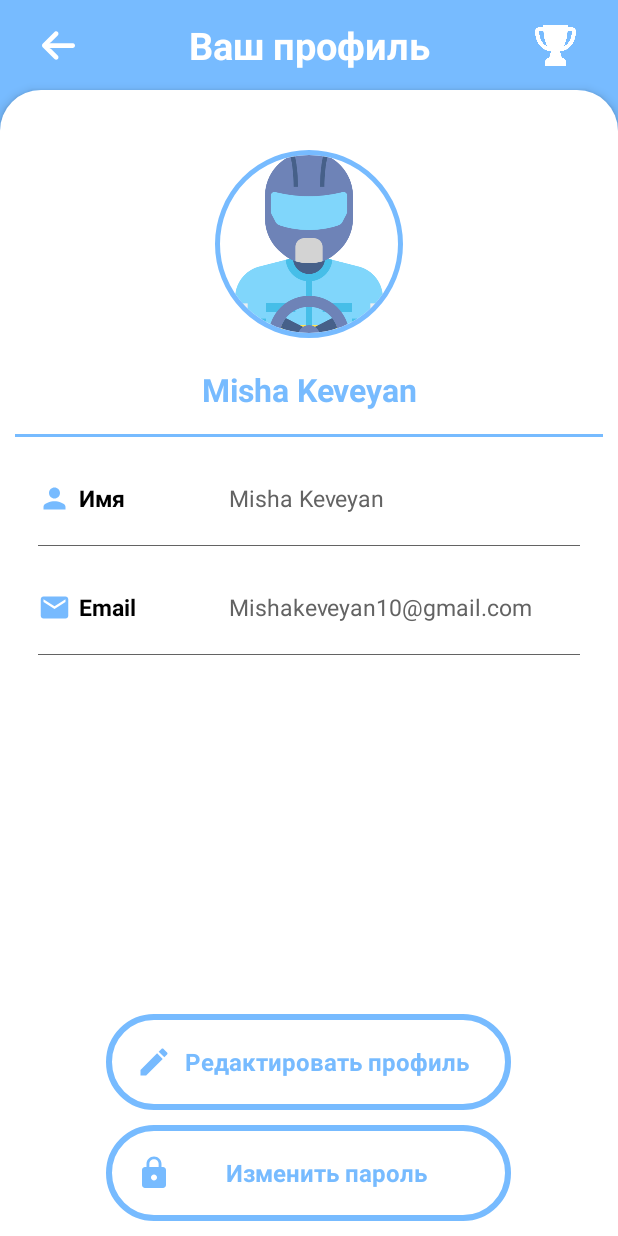
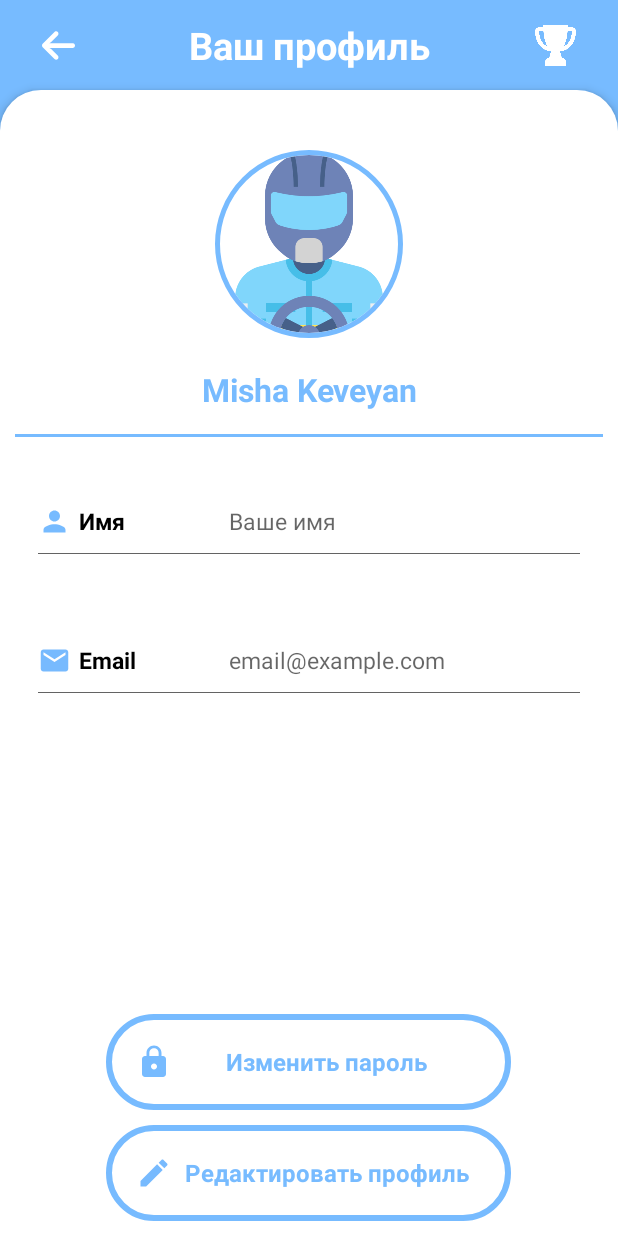
Before and after one commit to Mish9Keveyan/Drive_Smart, an Android app: the screen it shows after launch once a user with an empty profile is signed in (AccountActivity), after a tap on an icon or button, on a phone screen of 412 x 824 dp. Run offline under Robolectric (Android 15) with nearby library versions, the light colour scheme and no system bars; our stand-ins replace CircleImageView, Firebase (no records; nobody signed in at launch, a user with empty details on screens opened directly).

Commit message:
Bug fixing

```diff
--- a/app/src/main/java/com/example/learntodrive/AccountActivity.java
+++ b/app/src/main/java/com/example/learntodrive/AccountActivity.java
@@ -2,6 +2,7 @@ package com.example.learntodrive;
 
 import androidx.appcompat.app.AppCompatActivity;
 
+import android.content.pm.ActivityInfo;
 import android.os.Bundle;
 import android.view.View;
 import android.widget.ImageView;
@@ -14,6 +15,7 @@ public class AccountActivity extends AppCompatActivity {
     protected void onCreate(Bundle savedInstanceState) {
         super.onCreate(savedInstanceState);
         setContentView(R.layout.activity_account);
+        setRequestedOrientation(ActivityInfo.SCREEN_ORIENTATION_PORTRAIT);
 
         findViewById(R.id.imageViewQuizOption).setOnClickListener(new View.OnClickListener() {
             @Override
--- a/app/src/main/java/com/example/learntodrive/Activity_splash_screen.java
+++ b/app/src/main/java/com/example/learntodrive/Activity_splash_screen.java
@@ -3,6 +3,7 @@ package com.example.learntodrive;
 import androidx.appcompat.app.AppCompatActivity;
 
 import android.content.Intent;
+import android.content.pm.ActivityInfo;
 import android.os.Build;
 import android.os.Bundle;
 import android.os.Handler;
@@ -13,6 +14,7 @@ public class Activity_splash_screen extends AppCompatActivity {
     protected void onCreate(Bundle savedInstanceState) {
         super.onCreate(savedInstanceState);
         setContentView(R.layout.activity_splash_screen);
+        setRequestedOrientation(ActivityInfo.SCREEN_ORIENTATION_PORTRAIT);
 
         new Handler().postDelayed(new Runnable() {
             @Override
--- a/app/src/main/java/com/example/learntodrive/MainActivity.java
+++ b/app/src/main/java/com/example/learntodrive/MainActivity.java
@@ -5,6 +5,7 @@ import androidx.cardview.widget.CardView;
 
 import android.annotation.SuppressLint;
 import android.content.Intent;
+import android.content.pm.ActivityInfo;
 import android.os.Bundle;
 import android.view.View;
 import android.widget.ImageView;
@@ -23,6 +24,7 @@ public class MainActivity extends AppCompatActivity {
     protected void onCreate(Bundle savedInstanceState) {
         super.onCreate(savedInstanceState);
         setContentView(R.layout.activity_main);
+        setRequestedOrientation(ActivityInfo.SCREEN_ORIENTATION_PORTRAIT);
 
 
         TextView tvUsername = findViewById(R.id.tvUsernameHome);
--- a/app/src/main/java/com/example/learntodrive/ResultActivity.java
+++ b/app/src/main/java/com/example/learntodrive/ResultActivity.java
@@ -3,6 +3,7 @@ package com.example.learntodrive;
 import androidx.appcompat.app.AppCompatActivity;
 
 import android.content.Intent;
+import android.content.pm.ActivityInfo;
 import android.os.Bundle;
 import android.view.View;
 import android.widget.TextView;
@@ -17,6 +18,7 @@ public class ResultActivity extends AppCompatActivity {
     protected void onCreate(Bundle savedInstanceState) {
         super.onCreate(savedInstanceState);
         setContentView(R.layout.activity_result);
+        setRequestedOrientation(ActivityInfo.SCREEN_ORIENTATION_PORTRAIT);
 
         txtCorrectText = findViewById(R.id.correct_textview);
         txtPercentText = findViewById(R.id.percent_textview);
--- a/app/src/main/java/com/example/learntodrive/Signs/FirstLevelActivity.java
+++ b/app/src/main/java/com/example/learntodrive/Signs/FirstLevelActivity.java
@@ -2,6 +2,7 @@ package com.example.learntodrive.Signs;
 
 import android.annotation.SuppressLint;
 import android.content.Intent;
+import android.content.pm.ActivityInfo;
 import android.content.res.ColorStateList;
 import android.graphics.Color;
 import android.media.Image;
@@ -48,6 +49,7 @@ public class FirstLevelActivity extends AppCompatActivity {
     protected void onCreate(Bundle savedInstanceState) {
         super.onCreate(savedInstanceState);
         setContentView(R.layout.activity_signs_1);
+        setRequestedOrientation(ActivityInfo.SCREEN_ORIENTATION_PORTRAIT);
 
 
         mQuestionView = findViewById(R.id.question_textview);
--- a/app/src/main/java/com/example/learntodrive/Signs/SecondLevelActivity.java
+++ b/app/src/main/java/com/example/learntodrive/Signs/SecondLevelActivity.java
@@ -1,5 +1,6 @@
 package com.example.learntodrive.Signs;
 
+import android.content.pm.ActivityInfo;
 import android.os.Bundle;
 import android.view.View;
 
@@ -12,6 +13,7 @@ public class SecondLevelActivity extends AppCompatActivity {
     protected void onCreate(Bundle savedInstanceState) {
         super.onCreate(savedInstanceState);
         setContentView(R.layout.activity_signs_1);
+        setRequestedOrientation(ActivityInfo.SCREEN_ORIENTATION_PORTRAIT);
 
         findViewById(R.id.imageViewQuizOption).setOnClickListener(new View.OnClickListener() {
             @Override
--- a/app/src/main/res/layout/activity_account.xml
+++ b/app/src/main/res/layout/activity_account.xml
@@ -105,7 +105,7 @@
             android:gravity="center_vertical"
             android:orientation="horizontal"
             android:paddingStart="15dp"
-            android:paddingTop="20dp"
+            android:paddingTop="35dp"
             android:paddingEnd="15dp"
             app:layout_constraintStart_toStartOf="parent"
             app:layout_constraintTop_toBottomOf="@+id/line">
@@ -124,14 +124,16 @@
                 android:textSize="15sp"
                 android:textStyle="bold" />
 
-            <EditText
+
+            <com.google.android.material.textfield.TextInputEditText
+                android:layout_width="match_parent"
+                android:layout_height="wrap_content"
                 android:backgroundTint="@android:color/transparent"
-                android:layout_width="wrap_content"
-                android:layout_height="wrap_content"
+                android:hint="Ваше имя"
+                android:textSize="15sp"
                 android:layout_marginStart="65dp"
-                android:text="Misha Keveyan"
-                android:textColor="@color/gray"
-                android:textSize="15sp" />
+                android:inputType="text"
+                android:maxLength="25" />
         </LinearLayout>
 
         <View
@@ -139,7 +141,6 @@
             android:layout_width="match_parent"
             android:layout_height="0.5dp"
             android:layout_marginStart="15dp"
-            android:layout_marginTop="10dp"
             android:layout_marginEnd="15dp"
             android:background="@color/gray"
             app:layout_constraintTop_toBottomOf="@+id/NameLayout" />
@@ -151,7 +152,7 @@
             android:gravity="center_vertical"
             android:orientation="horizontal"
             android:paddingStart="15dp"
-            android:paddingTop="20dp"
+            android:paddingTop="50dp"
             android:paddingEnd="15dp"
             app:layout_constraintStart_toStartOf="parent"
             app:layout_constraintTop_toBottomOf="@+id/line2">
@@ -170,14 +171,14 @@
                 android:textSize="15sp"
                 android:textStyle="bold" />
 
-            <EditText
+            <com.google.android.material.textfield.TextInputEditText
+                android:layout_width="match_parent"
+                android:layout_height="wrap_content"
                 android:backgroundTint="@android:color/transparent"
-                android:layout_width="wrap_content"
-                android:layout_height="wrap_content"
+                android:hint="email@example.com"
+                android:textSize="15sp"
                 android:layout_marginStart="58dp"
-                android:text="Mishakeveyan10@gmail.com"
-                android:textColor="@color/gray"
-                android:textSize="15sp" />
+                android:inputType="text" />
 
         </LinearLayout>
 
@@ -187,7 +188,6 @@
             android:layout_height="0.5dp"
             android:layout_marginStart="15dp"
             android:layout_marginEnd="15dp"
-            android:layout_marginTop="10dp"
             android:background="@color/gray"
             app:layout_constraintTop_toBottomOf="@+id/EmailLayout"
             tools:layout_editor_absoluteX="25dp" />
@@ -203,19 +203,6 @@
                 android:layout_width="270dp"
                 android:gravity="center"
                 android:layout_height="wrap_content"
-                android:text="Редактировать профиль"
-                android:padding="20dp"
-                android:textStyle="bold"
-                android:textSize="16sp"
-                android:textColor="@color/bg_color"
-                android:background="@drawable/bg_btn"
-                app:drawableLeftCompat="@drawable/edit_icon" />
-
-            <TextView
-                android:layout_marginTop="10dp"
-                android:layout_width="270dp"
-                android:gravity="center"
-                android:layout_height="wrap_content"
                 android:text="Изменить пароль"
                 android:padding="20dp"
                 android:textStyle="bold"
@@ -224,6 +211,21 @@
                 android:background="@drawable/bg_btn"
                 app:drawableLeftCompat="@drawable/password_icon" />
 
+            <TextView
+                android:layout_width="270dp"
+                android:gravity="center"
+                android:layout_height="wrap_content"
+                android:text="Редактировать профиль"
+                android:padding="20dp"
+                android:textStyle="bold"
+                android:textSize="16sp"
+                android:layout_marginTop="10dp"
+                android:textColor="@color/bg_color"
+                android:background="@drawable/bg_btn"
+                app:drawableLeftCompat="@drawable/edit_icon" />
+
+
+
         </LinearLayout>
 
     </androidx.constraintlayout.widget.ConstraintLayout>
```
Also changed, not shown: app/src/main/java/com/example/learntodrive/RegisterActivity.java (+7 -5 lines), app/src/main/java/com/example/learntodrive/Signs/TrafficSignsActivity.java (+11 -1 lines), app/src/main/java/com/example/learntodrive/TestOptionActivity.java (+11 -0 lines).
